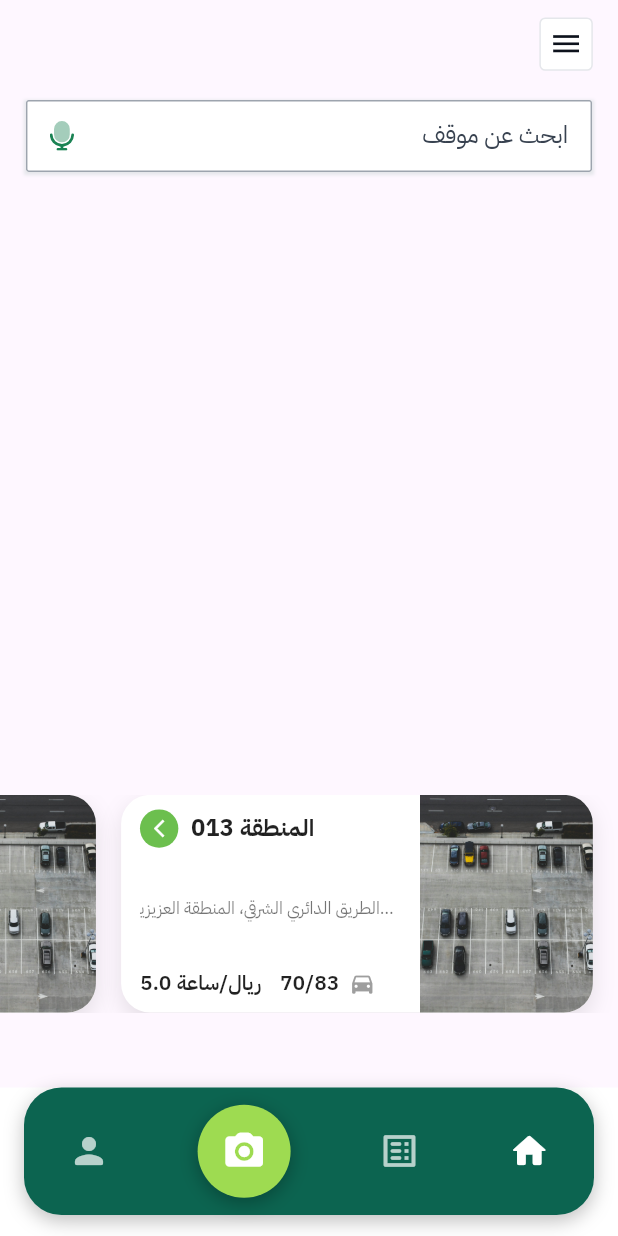
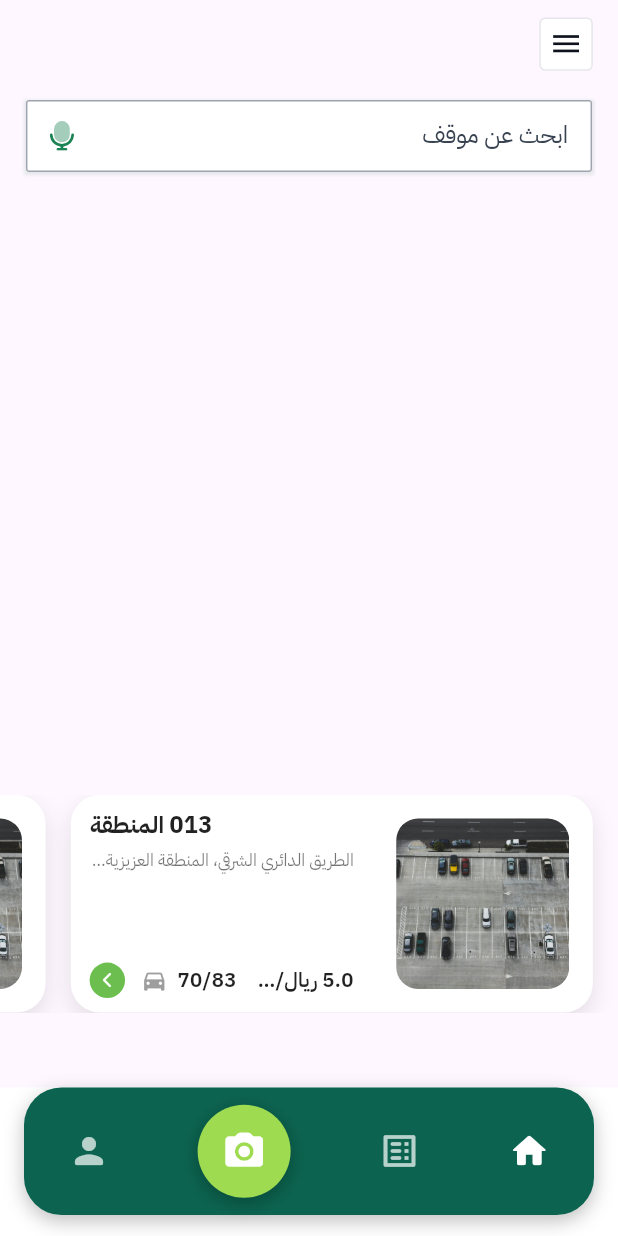
Before and after one commit to masoudframwork/smart-park-app, a Flutter app: the BottomNavBarPage screen opened by its route, on a phone screen of 412 x 824 dp. Run offline on Flutter 3.47's test engine with Material 3 defaults, Android fonts, the light colour scheme and no system bars; our stand-ins replace cached_network_image, dio, flutter_map, flutter_riverpod, flutter_screenutil, flutter_secure_storage and 9 more; accounts and stored records are empty; project files that could hold a hidden picture were left out.

Commit message:
Fix the card rendering issue

```diff
--- a/lib/features/bottom_nav_bar/presentation/bottom_nav_bar_page.dart
+++ b/lib/features/bottom_nav_bar/presentation/bottom_nav_bar_page.dart
@@ -1,8 +1,6 @@
 import 'package:flutter/material.dart';
 import 'package:flutter_riverpod/flutter_riverpod.dart';
 import 'package:smart/features/bottom_nav_bar/presentation/controller/bottom_nav_bar_controller.dart';
-
-// NEW IMPORT
 import 'widgets/custom_bottom_nav_bar.dart';
 
 class BottomNavBarPage extends StatefulWidget {
@@ -25,6 +23,7 @@ class _BottomNavBarPageState extends State<BottomNavBarPage> {
   Widget build(BuildContext context) {
     return Scaffold(
       backgroundColor: Colors.white,
+      extendBody: false,
       body: Consumer(
         builder: (context, ref, child) {
           final currentIndex = ref.watch(bottomNavBarController).currentIndex;
@@ -38,6 +37,7 @@ class _BottomNavBarPageState extends State<BottomNavBarPage> {
               children: pages.asMap().entries.map((entry) {
                 final index = entry.key;
                 final page = entry.value;
+
                 return Navigator(
                   key: ValueKey('navigator_$index'),
                   onGenerateRoute: (settings) {
@@ -53,9 +53,11 @@ class _BottomNavBarPageState extends State<BottomNavBarPage> {
         },
       ),
 
-      // 🔥 HERE IS THE NEW BOTTOM NAV BAR
-      bottomNavigationBar: const SafeArea(
-        child: CustomBottomNavigationBar(),
+      bottomNavigationBar: Container(
+        color: Colors.white,
+        child: const SafeArea(
+          child: CustomBottomNavigationBar(),
+        ),
       ),
     );
   }
--- a/lib/features/home/presentation/widgets/parking_card/parking_card.dart
+++ b/lib/features/home/presentation/widgets/parking_card/parking_card.dart
@@ -16,13 +16,12 @@ class ParkingCard extends StatelessWidget {
   @override
   Widget build(BuildContext context) {
     return Directionality(
-      // 🔥 FORCE LTR so image stays on right
       textDirection: TextDirection.ltr,
       child: GestureDetector(
         onTap: onTap,
         child: Container(
-          width: 300.w,
-          height: 120.h,
+          width: 332.w,
+          height: 105.h,
           decoration: BoxDecoration(
             color: Colors.white,
             borderRadius: BorderRadius.circular(20.r),
@@ -36,20 +35,49 @@ class ParkingCard extends StatelessWidget {
           ),
           child: Row(
             children: [
-              // ==========================
-              // LEFT SIDE CONTENT (Text)
-              // ==========================
               Expanded(
+                child: Directionality(
+                  textDirection: TextDirection.rtl,
                   child: Padding(
                     padding:
                         EdgeInsets.symmetric(horizontal: 12.w, vertical: 10.h),
                     child: Column(
-                    crossAxisAlignment: CrossAxisAlignment.start,
-                    mainAxisAlignment: MainAxisAlignment.spaceBetween,
+                      crossAxisAlignment: CrossAxisAlignment.end,
                       children: [
-                      // Green button + title
+                        // -------- TITLE (Only name + code) --------
+                        Text(
+                          "${parkingArea.code} ${parkingArea.name}",
+                          maxLines: 1,
+                          overflow: TextOverflow.ellipsis,
+                          textAlign: TextAlign.right,
+                          style: TextStyle(
+                            fontSize: 16.sp,
+                            fontWeight: FontWeight.w700,
+                            color: Colors.black87,
+                          ),
+                        ),
+
+                        SizedBox(height: 4.h),
+
+                        // -------- LOCATION --------
+                        Text(
+                          parkingArea.location,
+                          maxLines: 1,
+                          overflow: TextOverflow.ellipsis,
+                          textAlign: TextAlign.right,
+                          style: TextStyle(
+                            fontSize: 12.sp,
+                            color: Colors.black54,
+                          ),
+                        ),
+                        const Spacer(),
+
+                        // -------- BOTTOM ROW (arrow + stats) --------
                         Row(
+                          textDirection: TextDirection.ltr,
+                          crossAxisAlignment: CrossAxisAlignment.center,
                           children: [
+                            // Arrow bottom-left
                             Container(
                               padding: EdgeInsets.all(6.r),
                               decoration: const BoxDecoration(
@@ -57,63 +85,55 @@ class ParkingCard extends StatelessWidget {
                                 shape: BoxShape.circle,
                               ),
                               child: const Icon(
-                              Icons.arrow_back_ios_new,
-                              size: 14,
+                                Icons.arrow_forward_ios_rounded,
+                                size: 12,
                                 color: Colors.white,
                               ),
                             ),
-                          SizedBox(width: 8.w),
+
+                            SizedBox(width: 10.w),
+
+                            // MAIN EXPANDED — only ONE allowed
                             Expanded(
+                              child: Directionality(
+                                textDirection: TextDirection.rtl,
+                                child: Row(
+                                  mainAxisAlignment: MainAxisAlignment.end,
+                                  children: [
+                                    // Shrinkable price text
+                                    Flexible(
                                       child: Text(
-                              "${parkingArea.code} ${parkingArea.name}",
-                              maxLines: 1,
+                                        "${parkingArea.pricePerHour} ريال/ساعة",
                                         overflow: TextOverflow.ellipsis,
-                              style: TextStyle(
-                                fontSize: 16.sp,
-                                fontWeight: FontWeight.w700,
-                                color: Colors.black87,
-                              ),
-                            ),
-                          ),
-                        ],
-                      ),
-
-                      // Description (location)
-                      Text(
-                        parkingArea.location,
-                        maxLines: 1,
-                        overflow: TextOverflow.ellipsis,
-                        style: TextStyle(
-                          fontSize: 12.sp,
-                          color: Colors.black54,
-                        ),
-                      ),
-
-                      // Price + availability + car icon
-                      Row(
-                        children: [
-                          Text(
-                            "${parkingArea.pricePerHour} ريال/ساعة",
                                         style: TextStyle(
                                           fontSize: 14.sp,
                                           fontWeight: FontWeight.w600,
                                           color: Colors.black87,
                                         ),
                                       ),
+                                    ),
+
                                     SizedBox(width: 12.w),
+
                                     Text(
-                            parkingArea.formattedAvailability, // "5/10"
+                                      parkingArea.formattedAvailability,
                                       style: TextStyle(
                                         fontSize: 14.sp,
                                         fontWeight: FontWeight.w600,
                                         color: Colors.black87,
                                       ),
                                     ),
+
                                     SizedBox(width: 6.w),
-                          const Icon(
+
+                                    Icon(
                                       Icons.directions_car,
                                       size: 18,
                                       color: Colors.grey,
+                                    ),
+                                  ],
+                                ),
+                              ),
                             ),
                           ],
                         ),
@@ -121,15 +141,11 @@ class ParkingCard extends StatelessWidget {
                     ),
                   ),
                 ),
-
-              // ==========================
-              // RIGHT-SIDE IMAGE
-              // ==========================
-              ClipRRect(
-                borderRadius: BorderRadius.only(
-                  topRight: Radius.circular(20.r),
-                  bottomRight: Radius.circular(20.r),
               ),
+              Container(
+                margin: EdgeInsets.all(15.w),
+                child: ClipRRect(
+                  borderRadius: BorderRadius.circular(15.r),
                   child: Container(
                     width: 110.w,
                     height: double.infinity,
@@ -145,6 +161,7 @@ class ParkingCard extends StatelessWidget {
                           ),
                   ),
                 ),
+              ),
             ],
           ),
         ),
```
Lines whose indentation alone changed are shown as unchanged.
